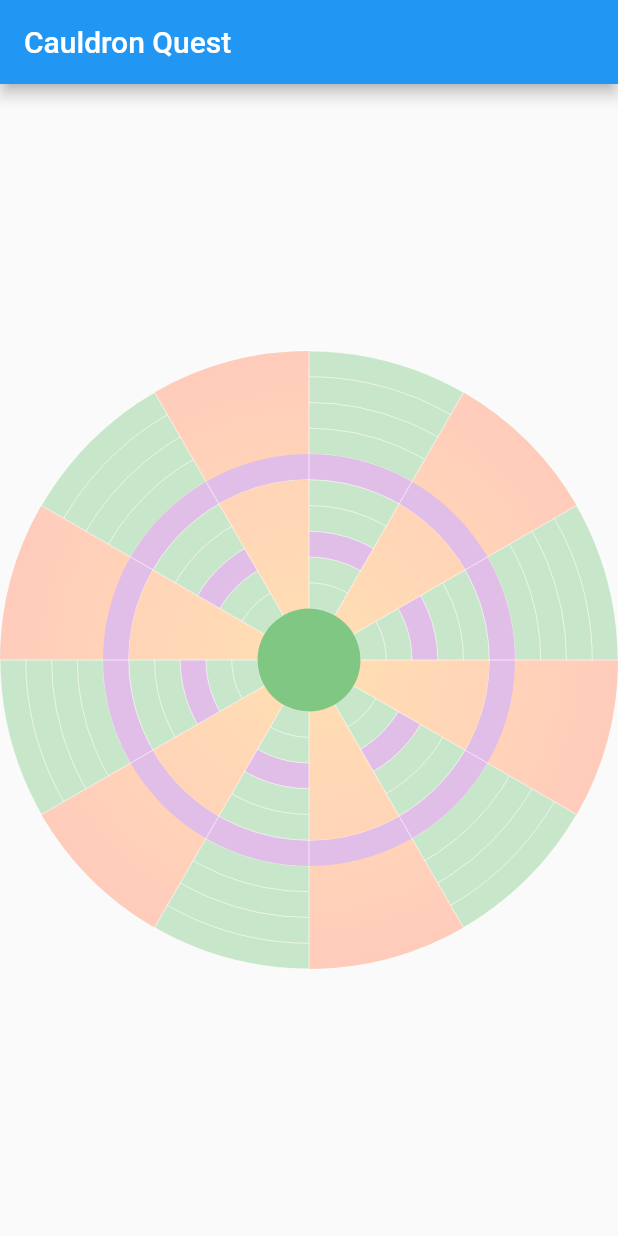
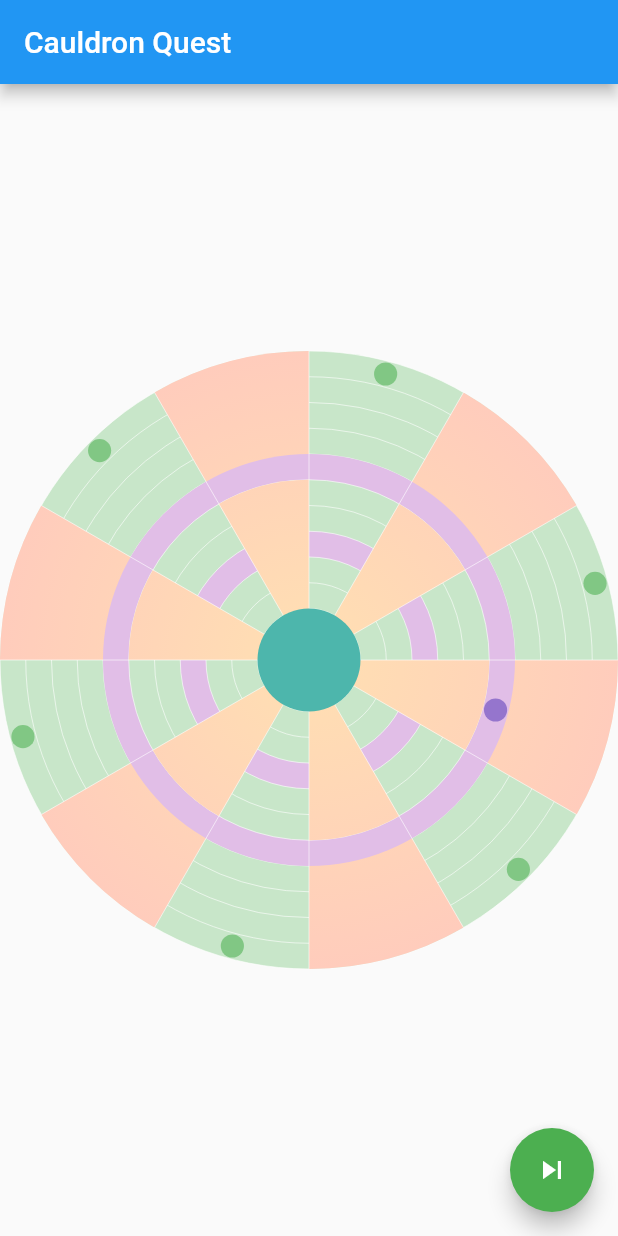
Before and after one commit to eseidel/cauldron_quest, a Flutter app: the screen it shows after launch, on a phone screen of 412 x 824 dp. Run offline on Flutter 3.47's test engine with Material 2 defaults, Android fonts, the phone set to English and light mode, and no system bars; missing offline and left inert: a_star.

Commit message:
Add basic flutter UI
I also added a coordinate system (in polar-ish coordinates) for Spaces, to make them easier to index and draw.

removed widget_test.dart, since #1 it's now broken (with removal of the counter logic) but also I haven't figured out how to have both dart and flutter tests coexist in the same repo.
There are still UI bugs about not knowing how to draw multiple tokens on a space correctly, etc.  But there is so much easy to build on top of this.

```diff
--- a/lib/main.dart
+++ b/lib/main.dart
@@ -2,6 +2,8 @@ import 'dart:math';
 import 'dart:ui' as ui;
 
 import 'package:flutter/material.dart';
+
+import 'rules.dart';
 
 void main() {
   runApp(MyApp());
@@ -16,13 +18,22 @@ class MyApp extends StatelessWidget {
       theme: ThemeData(
         primarySwatch: Colors.blue,
       ),
-      home: MyHomePage(),
+      home: GameView(),
     );
   }
 }
 
-class MyHomePage extends StatelessWidget {
-  MyHomePage({Key? key}) : super(key: key);
+class GameView extends StatefulWidget {
+  GameView({Key? key}) : super(key: key);
+
+  @override
+  _GameViewState createState() => _GameViewState();
+}
+
+class _GameViewState extends State<GameView> {
+  late CauldronQuest game = CauldronQuest();
+
+  _GameViewState();
 
   @override
   Widget build(BuildContext context) {
@@ -34,53 +45,103 @@ class MyHomePage extends StatelessWidget {
         child: SizedBox(
           width: 600,
           height: 600,
-          child: CustomPaint(painter: BoardPainter()),
+          // child: CustomPaint(painter: BoardPainter()),
+          child: Stack(
+            children: [
+              Positioned.fill(child: CustomPaint(painter: BoardPainter())),
+              Positioned.fill(
+                  child: CustomPaint(painter: PiecesPainter(game.board))),
+            ],
+          ),
         ),
+      ),
+      floatingActionButton: FloatingActionButton(
+        onPressed: () {
+          setState(() {
+            game.takeTurn();
+          });
+        },
+        child: Icon(game.isComplete ? Icons.refresh : Icons.skip_next),
+        backgroundColor: Colors.green,
       ),
     );
   }
 }
 
-class BackgroundPainter {
-  final Canvas canvas;
+class Palette {
+  static const Color separators = Colors.white60;
+  static final Color pathBackground = Colors.green.shade100;
+  static final List<Color> voidSpaceColors = <Color>[
+    Colors.orange.shade100,
+    Colors.deepOrange.shade100
+  ];
+  static final Color wizardPathBackground = Colors.purple.shade100;
+  static final Color cauldron = Colors.teal.shade300;
+
+  static Color tokenColor(Token token) {
+    if (token is Wizard) return Colors.deepPurple.shade300;
+    if (token is Blocker) return Colors.black45;
+    if (token is Bottle && token.isRevealed) return Colors.white70;
+    if (token is Bottle) return Colors.green.shade300;
+    return Colors.orangeAccent.shade400;
+  }
+}
+
+class BoardMetrics {
   final Size size;
+  BoardMetrics(this.size);
 
   static const int radiusStepCount = 12;
   static const int angleStepCount = 12;
   late final double radius = size.shortestSide / 2.0;
   late final double radiusStep = radius / radiusStepCount;
+  late final double tokenRadius = radiusStep * .45;
 
   late final Offset center = size.center(Offset.zero);
   final double angleStep = 2 * pi / angleStepCount;
 
-  BackgroundPainter(this.canvas, this.size);
+  static const wizardPathOffset = 4;
+
+  double radiusWithOffset(int offset) => radius - (offset * radiusStep);
+
+  Offset offsetFromPolar({required double angle, required double radius}) {
+    return Offset(cos(angle) * radius, sin(angle) * radius) + center;
+  }
+}
+
+class BackgroundPainter {
+  final Canvas canvas;
+  final BoardMetrics metrics;
+
+  BackgroundPainter(this.canvas, Size size) : metrics = BoardMetrics(size);
 
   Paint get separatorsPaint {
     var separators = Paint();
     separators.style = PaintingStyle.stroke;
-    separators.color = Colors.white60;
+    separators.color = Palette.separators;
     return separators;
   }
 
   void drawPathBackground({int offset = 0}) {
     var pathBackground = Paint();
-    pathBackground.color = Colors.green.shade100;
-    canvas.drawCircle(center, radius - (offset * radiusStep), pathBackground);
+    pathBackground.color = Palette.pathBackground;
+    canvas.drawCircle(
+        metrics.center, metrics.radiusWithOffset(offset), pathBackground);
   }
 
   void drawVoids({int offset = 0}) {
     var voidSpace = Paint();
     voidSpace.shader = ui.Gradient.radial(
-        center, radius, [Colors.orange.shade100, Colors.deepOrange.shade100]);
-    // voidSpace.color = Colors.orange.shade100;
+        metrics.center, metrics.radius, Palette.voidSpaceColors);
+
     // This paints around clockwise.
-    for (int i = 0; i < angleStepCount / 2; i++) {
-      var startAngle = 2 * i * angleStep;
+    for (int i = 0; i < BoardMetrics.angleStepCount / 2; i++) {
+      var startAngle = 2 * i * metrics.angleStep;
       canvas.drawArc(
           Rect.fromCircle(
-              center: center, radius: radius - (offset * radiusStep)),
+              center: metrics.center, radius: metrics.radiusWithOffset(offset)),
           startAngle,
-          angleStep,
+          metrics.angleStep,
           true,
           voidSpace);
     }
@@ -88,28 +149,32 @@ class BackgroundPainter {
 
   void drawWizardRing({required int offset}) {
     var pathBackground = Paint();
-    pathBackground.color = Colors.purple.shade100;
-    canvas.drawCircle(center, radius - (offset * radiusStep), pathBackground);
+    pathBackground.color = Palette.wizardPathBackground;
+    canvas.drawCircle(metrics.center,
+        metrics.radius - (offset * metrics.radiusStep), pathBackground);
   }
 
   void drawCircularSeparators({int offset = 0}) {
-    for (int i = 1; i < radiusStepCount - offset; i++) {
-      canvas.drawCircle(center, (i + 1) * radiusStep, separatorsPaint);
+    for (int i = 1; i < BoardMetrics.radiusStepCount - offset; i++) {
+      canvas.drawCircle(
+          metrics.center, (i + 1) * metrics.radiusStep, separatorsPaint);
     }
   }
 
   void drawLineSeparators() {
-    for (int i = 0; i < angleStepCount; i++) {
-      var angle = i * angleStep;
-      canvas.drawLine(center, Offset(cos(angle), sin(angle)) * radius + center,
+    for (int i = 0; i < BoardMetrics.angleStepCount; i++) {
+      var angle = i * metrics.angleStep;
+      canvas.drawLine(
+          metrics.center,
+          Offset(cos(angle), sin(angle)) * metrics.radius + metrics.center,
           separatorsPaint);
     }
   }
 
   void drawCauldron() {
     var cauldron = Paint();
-    cauldron.color = Colors.green.shade300;
-    canvas.drawCircle(center, 2 * radiusStep, cauldron);
+    cauldron.color = Palette.cauldron;
+    canvas.drawCircle(metrics.center, 2 * metrics.radiusStep, cauldron);
   }
 }
 
@@ -122,7 +187,7 @@ class BoardPainter extends CustomPainter {
     painter.drawPathBackground();
     painter.drawCircularSeparators();
     painter.drawVoids();
-    painter.drawWizardRing(offset: 4);
+    painter.drawWizardRing(offset: BoardMetrics.wizardPathOffset);
     painter.drawPathBackground(offset: 5);
     painter.drawVoids(offset: 5);
     painter.drawWizardRing(offset: 7);
@@ -138,3 +203,77 @@ class BoardPainter extends CustomPainter {
     return false;
   }
 }
+
+class PiecesPainter extends CustomPainter {
+  final Board board;
+  PiecesPainter(this.board);
+
+  Offset centerForSpace(BoardMetrics metrics, Space space) {
+    // This is the wrong method for painting in the cauldron.
+    if (space == board.cauldron) {
+      return metrics.center;
+    }
+    // All spaces except the goal have coords.
+    Coords coords = space.coords!;
+    return metrics.offsetFromPolar(
+        angle: (coords.angle + 0.5) * metrics.angleStep,
+        radius:
+            metrics.radiusWithOffset(coords.radius) - metrics.radiusStep / 2);
+  }
+
+  void paintTokenAt(
+      Canvas canvas, Token token, Offset tokenCenter, BoardMetrics metrics) {
+    var paint = Paint();
+    paint.color = Palette.tokenColor(token);
+    canvas.drawCircle(tokenCenter, metrics.tokenRadius, paint);
+  }
+
+  void paintTokensInCauldron(
+      Canvas canvas, BoardMetrics metrics, Space cauldron) {
+    var tokens = cauldron.tokens;
+    if (tokens.length == 1) {
+      paintTokenAt(canvas, tokens.first, metrics.center, metrics);
+    }
+    if (tokens.length == 2) {
+      paintTokenAt(canvas, tokens.first,
+          metrics.offsetFromPolar(angle: 6, radius: 11), metrics);
+      paintTokenAt(canvas, tokens.last,
+          metrics.offsetFromPolar(angle: 0, radius: 11), metrics);
+    }
+    if (tokens.length == 3) {
+      paintTokenAt(canvas, tokens[0],
+          metrics.offsetFromPolar(angle: 9, radius: 11), metrics);
+      paintTokenAt(canvas, tokens[1],
+          metrics.offsetFromPolar(angle: 5, radius: 11), metrics);
+      paintTokenAt(canvas, tokens[2],
+          metrics.offsetFromPolar(angle: 1, radius: 11), metrics);
+    }
+  }
+
+  @override
+  void paint(Canvas canvas, Size size) {
+    BoardMetrics metrics = BoardMetrics(size);
+    // Walk through pieces, paining them.
+    Set<Space> spacesToPaint = <Space>{};
+    spacesToPaint.add(board.wizard.location!);
+    spacesToPaint.addAll(board.bottles.map((bottle) => bottle.location!));
+    spacesToPaint.addAll(board.blockerSpaces);
+
+    for (var space in spacesToPaint) {
+      if (space == board.cauldron) {
+        paintTokensInCauldron(canvas, metrics, space);
+      }
+      Offset tokenCenter = centerForSpace(metrics, space);
+      for (var token in space.tokens) {
+        paintTokenAt(canvas, token, tokenCenter, metrics);
+        // FIXME: Handle two tokens.
+      }
+    }
+  }
+
+  @override
+  bool shouldRepaint(covariant PiecesPainter oldDelegate) {
+    // Should check if the board change (e.g. turn number maybe?)
+    return true;
+  }
+}
--- a/lib/rules.dart
+++ b/lib/rules.dart
@@ -103,12 +103,27 @@ class Space {
   bool onWizardPath;
   Space? wizardForward;
   late String name;
+  Coords? coords;
 
-  Space({Token? initialToken, this.onWizardPath = false, String? name}) {
+  Space({
+    Token? initialToken,
+    this.onWizardPath = false,
+    String? name,
+    this.coords,
+  }) {
     if (initialToken != null) {
       tokens.add(initialToken);
     }
-    this.name = name ?? "";
+    this.name = name ?? ((coords != null) ? nameForCoords(coords!) : '');
+  }
+
+  static String nameForCoords(Coords coords) {
+    assert(coords.angle % 2 == 1 || coords.radius == 4);
+    // We could re-name these to be more consistent. :/
+    if (coords.radius == 4) {
+      return 'w:${coords.angle}';
+    }
+    return '${coords.angle ~/ 2}:${coords.radius}';
   }
 
   bool isBlocked() => tokens.any((token) => token is Blocker);
@@ -226,6 +241,11 @@ class SaveState {
   }
 }
 
+class Coords {
+  final int angle, radius;
+  Coords(this.angle, this.radius);
+}
+
 class Board {
   static const int ingredientCount = 6;
 
@@ -253,12 +273,12 @@ class Board {
       required Space to,
       required int spacesBetween,
       bool onWizardPath = false,
-      String generateName(int)?}) {
+      Coords coordsForIndex(int)?}) {
     List<Space> path = [from];
     Space previous = from;
     for (int i = 0; i < spacesBetween; i++) {
-      String name = generateName == null ? '' : generateName(i);
-      Space next = Space(onWizardPath: onWizardPath, name: name);
+      Coords? coords = coordsForIndex == null ? null : coordsForIndex(i);
+      Space next = Space(onWizardPath: onWizardPath, coords: coords);
       previous.connectTo(next, setWizardForward: onWizardPath);
       previous = next;
       path.add(next);
@@ -273,19 +293,18 @@ class Board {
     const int startSpacesCount = 6;
 
     cauldron = Space(name: "goal");
-    startSpaces =
-        List.generate(startSpacesCount, (index) => Space(name: "$index:0"))
-            .toList();
-    var wizardStart = Space(onWizardPath: true, name: "5:0");
+    startSpaces = List.generate(startSpacesCount,
+        (index) => Space(coords: Coords(2 * index + 1, 0))).toList();
+    var wizardStart = Space(onWizardPath: true, coords: Coords(0, 4));
     wizardPath = connectPath(
       from: wizardStart,
       to: wizardStart,
       spacesBetween: wizardPathLength - 1,
       onWizardPath: true,
-      generateName: (index) => "w:${index + 1}",
+      coordsForIndex: (index) => Coords(index + 1, 4),
     );
-    blockerSpaces =
-        List.generate(startSpacesCount, (index) => Space(name: "$index:7"));
+    blockerSpaces = List.generate(
+        startSpacesCount, (index) => Space(coords: Coords(2 * index + 1, 7)));
 
     for (int i = 0; i < wizardPath.length; i++) {
       Space wizardSpace = wizardPath[i];
@@ -295,19 +314,19 @@ class Board {
           from: startSpaces[pathIndex],
           to: wizardSpace,
           spacesBetween: 3,
-          generateName: (index) => "$pathIndex:${1 + index}",
+          coordsForIndex: (index) => Coords(i, index + 1),
         );
         connectPath(
           from: wizardSpace,
           to: blockerSpaces[pathIndex],
           spacesBetween: 2,
-          generateName: (index) => "$pathIndex:${5 + index}",
+          coordsForIndex: (index) => Coords(i, index + 5),
         );
         connectPath(
           from: blockerSpaces[pathIndex],
           to: cauldron,
           spacesBetween: 2,
-          generateName: (index) => "$pathIndex:${8 + index}",
+          coordsForIndex: (index) => Coords(i, index + 8),
         );
       }
     }
```
Also changed, not shown: 1 other file.
